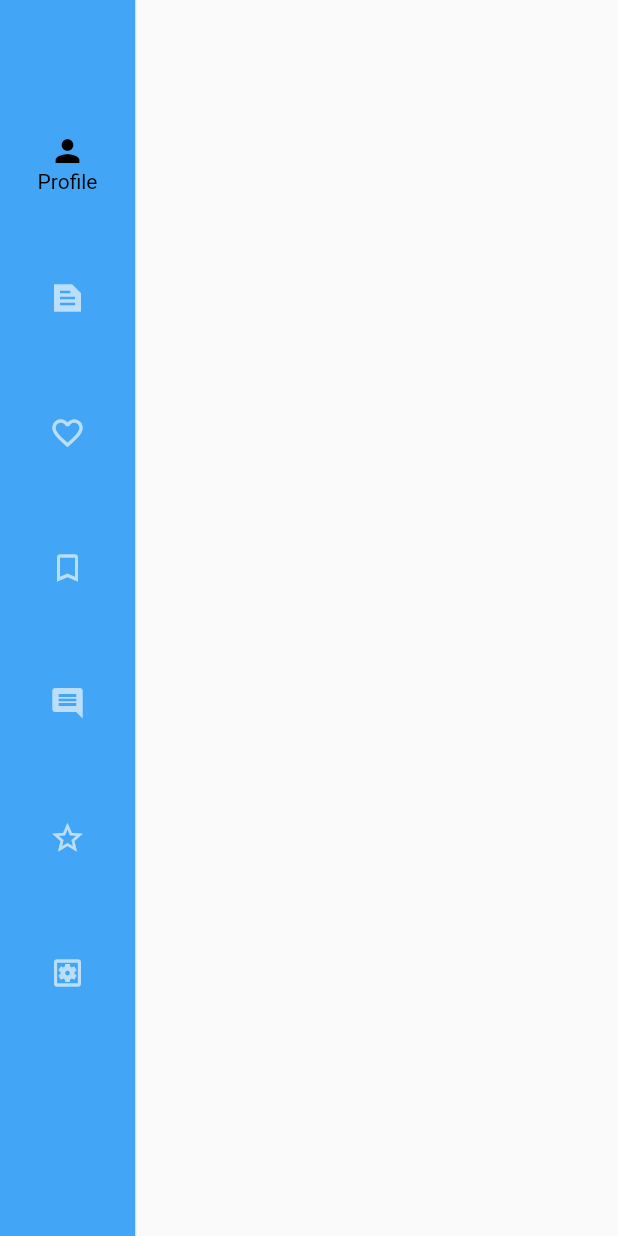
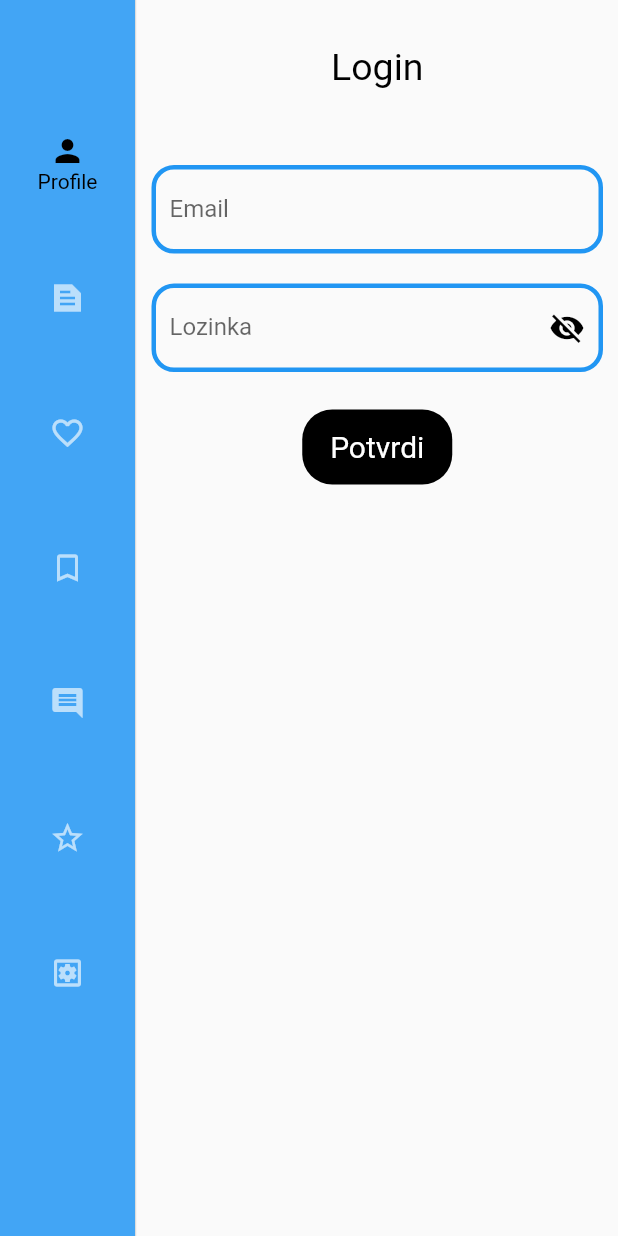
Before and after one commit to Comlaa/esnflutter, a Flutter app: the screen it shows after launch, after a tap on "Profile", on a phone screen of 412 x 824 dp. Run offline on Flutter 3.47's test engine with Material 2 defaults, Android fonts, the phone set to English and light mode, and no system bars; network calls fail.

Commit message:
Added login screen and removed unnecesary screens

```diff
--- a/lib/screens/login_screen.dart
+++ b/lib/screens/login_screen.dart
@@ -1,9 +1,139 @@
+import 'dart:convert';
+import 'dart:developer';
+
+import 'package:esnflutter/screens/home_screen.dart';
 import 'package:flutter/material.dart';
+import 'package:flutter/services.dart';
+import 'package:http/http.dart' as http;
 
-class LoginScreen extends StatelessWidget {
+class LoginScreen extends StatefulWidget {
   const LoginScreen({Key? key}) : super(key: key);
+
+  @override
+  State<LoginScreen> createState() => _LoginScreenState();
+}
+
+Future<http.Response> Login(String email, String password) {
+  return http.put(
+    Uri.parse('https://10.0.2.2:8012/User/login'),
+    headers: <String, String>{
+      'Content-Type': 'application/json; charset=UTF-8',
+    },
+    body: jsonEncode(<String, String>{
+      'username': email,
+      'password': password,
+    }),
+  );
+}
+
+class _LoginScreenState extends State<LoginScreen> {
+  final email = TextEditingController();
+  final password = TextEditingController();
+  bool _passwordVisible = false;
+  @override
+  void initState() {
+    _passwordVisible = false;
+  }
+
   @override
   Widget build(BuildContext context) {
-    return Scaffold();
+    return Scaffold(
+      resizeToAvoidBottomInset: false,
+      body: Column(
+        children: [
+          Center(
+            child: Container(
+              padding: EdgeInsets.only(top: 30),
+              height: 100,
+              child: Text(
+                "Login",
+                style: TextStyle(
+                  color: Colors.black,
+                  fontSize: 25,
+                ),
+              ),
+            ),
+          ),
+          Padding(
+            padding: const EdgeInsets.all(10.0),
+            child: TextField(
+              keyboardType: TextInputType.text,
+              controller: email,
+              decoration: InputDecoration(
+                labelText: 'Email',
+                hintText: 'Unesite vaš email',
+                enabledBorder: OutlineInputBorder(
+                  borderSide: const BorderSide(width: 3, color: Colors.blue),
+                  borderRadius: BorderRadius.circular(15),
+                ),
+                focusedBorder: OutlineInputBorder(
+                  borderSide: const BorderSide(width: 3, color: Colors.red),
+                  borderRadius: BorderRadius.circular(15),
+                ),
+              ),
+            ),
+          ),
+          Padding(
+            padding: EdgeInsets.all(10.0),
+            child: TextFormField(
+              keyboardType: TextInputType.text,
+              controller: password,
+              obscureText: !_passwordVisible,
+              decoration: InputDecoration(
+                labelText: 'Lozinka',
+                hintText: 'Unesite vašu lozinku',
+                enabledBorder: OutlineInputBorder(
+                  borderSide: const BorderSide(width: 3, color: Colors.blue),
+                  borderRadius: BorderRadius.circular(15),
+                ),
+                focusedBorder: OutlineInputBorder(
+                  borderSide: const BorderSide(width: 3, color: Colors.red),
+                  borderRadius: BorderRadius.circular(15),
+                ),
+                suffixIcon: IconButton(
+                  icon: Icon(
+                    _passwordVisible ? Icons.visibility : Icons.visibility_off,
+                    color: Colors.black,
+                  ),
+                  onPressed: () {
+                    setState(() {
+                      _passwordVisible = !_passwordVisible;
+                    });
+                  },
+                ),
+              ),
+            ),
+          ),
+          Padding(
+            padding: const EdgeInsets.all(15.0),
+            child: Center(
+              child: InkWell(
+                onTap: () async {
+                  var response = await Login(email.text, password.text);
+                  if (response.body.contains("true")) {
+                    Navigator.of(context).push(
+                        MaterialPageRoute(builder: (context) => HomeScreen()));
+                  }
+                },
+                child: Container(
+                  decoration: BoxDecoration(
+                    borderRadius: BorderRadius.circular(20),
+                    color: Colors.black,
+                  ),
+                  width: 100,
+                  height: 50,
+                  child: Center(
+                    child: Text(
+                      "Potvrdi",
+                      style: TextStyle(color: Colors.white, fontSize: 20),
+                    ),
+                  ),
+                ),
+              ),
+            ),
+          )
+        ],
+      ),
+    );
   }
 }
```
Also changed, not shown: lib/models/article-lite.dart (deleted, +0 -18 lines), lib/screens/article_screen.dart (deleted, +0 -10 lines), lib/screens/options_screen.dart (deleted, +0 -15 lines).
